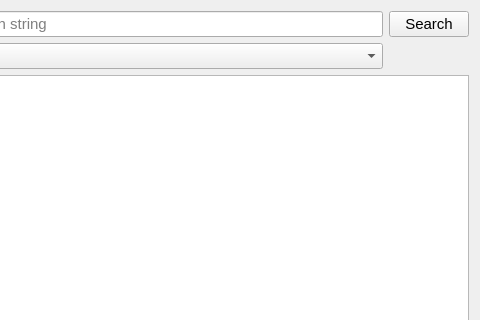
This is ccs/search/searchnoderesult.ui in bisegni/chaosframework as Qt 5 draws it before an edit; both pictures show x 160 to 640 and y 0 to 320 of the 640 by 480 pixel window. The edited form follows.
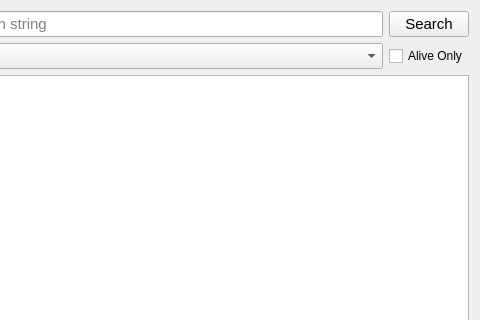
This is the edited form.

Commit message: added the alive_only flag to the ccs search(update the mds and mds client lib as necessary)

```diff
--- a/ccs/search/searchnoderesult.ui
+++ b/ccs/search/searchnoderesult.ui
@@ -102,6 +102,13 @@
          </property>
         </widget>
        </item>
+       <item row="1" column="4">
+        <widget class="QCheckBox" name="checkBoxAliveOnly">
+         <property name="text">
+          <string>Alive Only</string>
+         </property>
+        </widget>
+       </item>
       </layout>
      </item>
      <item>
```
The commit also changes 7 other files.
